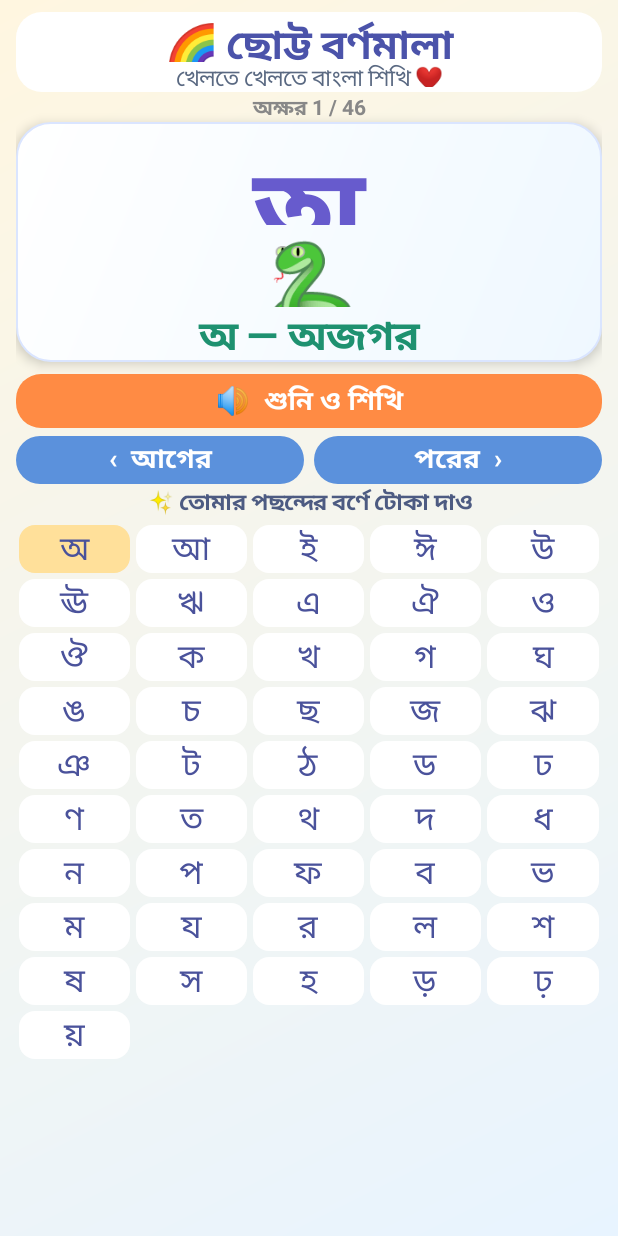
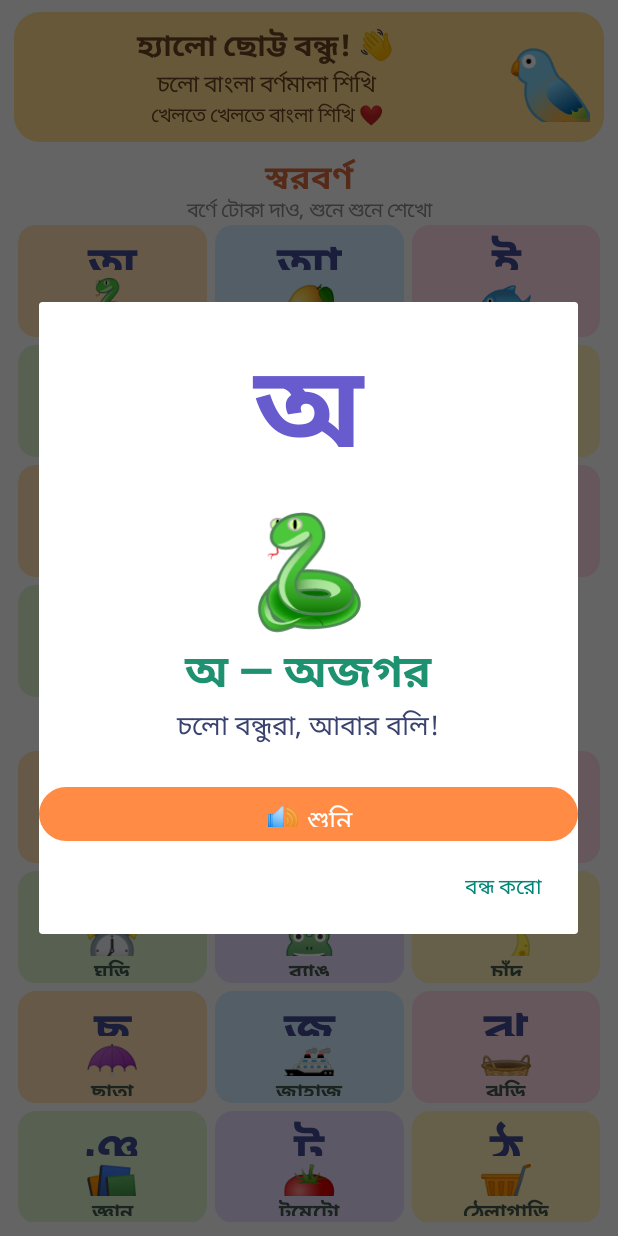
Before and after one commit to DhakaAi/Bangla-Kids-Alphabet, an Android app: the screen it shows after launch (MainActivity), after a tap on an icon or button, on a phone screen of 412 x 824 dp. Run offline under Robolectric (Android 15) with nearby library versions, the phone set to English and light mode, and no system bars; 1 statement that could not run was skipped.

Commit message:
Replace old single-letter screen with illustrated alphabet chart home page

```diff
--- a/app/src/main/java/com/dhakaai/banglakidsalphabet/MainActivity.kt
+++ b/app/src/main/java/com/dhakaai/banglakidsalphabet/MainActivity.kt
@@ -13,44 +13,66 @@ import java.util.Locale
 data class Letter(val ch:String,val word:String,val emoji:String)
 
 class MainActivity:Activity(),TextToSpeech.OnInitListener{
- private val letters=listOf(
- Letter("অ","অজগর","🐍"),Letter("আ","আম","🥭"),Letter("ই","ইলিশ","🐟"),Letter("ঈ","ঈগল","🦅"),Letter("উ","উট","🐪"),Letter("ঊ","ঊষা","🌅"),Letter("ঋ","ঋতু","🌦️"),Letter("এ","একতারা","🎸"),Letter("ঐ","ঐক্য","🤝"),Letter("ও","ওল","🥔"),Letter("ঔ","ঔষধ","💊"),
- Letter("ক","কলা","🍌"),Letter("খ","খরগোশ","🐰"),Letter("গ","গরু","🐮"),Letter("ঘ","ঘড়ি","⏰"),Letter("ঙ","ব্যাঙ","🐸"),Letter("চ","চাঁদ","🌙"),Letter("ছ","ছাতা","☂️"),Letter("জ","জাহাজ","🚢"),Letter("ঝ","ঝুড়ি","🧺"),Letter("ঞ","জ্ঞান","📚"),Letter("ট","টমেটো","🍅"),Letter("ঠ","ঠেলাগাড়ি","🛒"),Letter("ড","ডাব","🥥"),Letter("ঢ","ঢোল","🥁"),Letter("ণ","হরিণ","🦌"),Letter("ত","তরমুজ","🍉"),Letter("থ","থালা","🍽️"),Letter("দ","দোয়েল","🐦"),Letter("ধ","ধান","🌾"),Letter("ন","নৌকা","⛵"),Letter("প","প্রজাপতি","🦋"),Letter("ফ","ফুল","🌸"),Letter("ব","বল","⚽"),Letter("ভ","ভালুক","🐻"),Letter("ম","মাছ","🐠"),Letter("য","যমুনা","🏞️"),Letter("র","রংধনু","🌈"),Letter("ল","লাটিম","🌀"),Letter("শ","শাপলা","🪷"),Letter("ষ","ষাঁড়","🐂"),Letter("স","সূর্য","☀️"),Letter("হ","হাতি","🐘"),Letter("ড়","আষাঢ়","🌧️"),Letter("ঢ়","গাঢ়","🎨"),Letter("য়","ময়ূর","🦚"))
- private var index=0
+ private val vowels=listOf(Letter("অ","অজগর","🐍"),Letter("আ","আম","🥭"),Letter("ই","ইলিশ","🐟"),Letter("ঈ","ঈগল","🦅"),Letter("উ","উট","🐪"),Letter("ঊ","ঊষা","🌅"),Letter("ঋ","ঋতু","🌦️"),Letter("এ","একতারা","🎸"),Letter("ঐ","ঐক্য","🤝"),Letter("ও","ওল","🥔"),Letter("ঔ","ঔষধ","💊"))
+ private val consonants=listOf(Letter("ক","কলা","🍌"),Letter("খ","খরগোশ","🐰"),Letter("গ","গরু","🐮"),Letter("ঘ","ঘড়ি","⏰"),Letter("ঙ","ব্যাঙ","🐸"),Letter("চ","চাঁদ","🌙"),Letter("ছ","ছাতা","☂️"),Letter("জ","জাহাজ","🚢"),Letter("ঝ","ঝুড়ি","🧺"),Letter("ঞ","জ্ঞান","📚"),Letter("ট","টমেটো","🍅"),Letter("ঠ","ঠেলাগাড়ি","🛒"),Letter("ড","ডাব","🥥"),Letter("ঢ","ঢোল","🥁"),Letter("ণ","হরিণ","🦌"),Letter("ত","তরমুজ","🍉"),Letter("থ","থালা","🍽️"),Letter("দ","দোয়েল","🐦"),Letter("ধ","ধান","🌾"),Letter("ন","নৌকা","⛵"),Letter("প","প্রজাপতি","🦋"),Letter("ফ","ফুল","🌸"),Letter("ব","বল","⚽"),Letter("ভ","ভালুক","🐻"),Letter("ম","মাছ","🐠"),Letter("য","যমুনা","🏞️"),Letter("র","রংধনু","🌈"),Letter("ল","লাটিম","🌀"),Letter("শ","শাপলা","🪷"),Letter("ষ","ষাঁড়","🐂"),Letter("স","সূর্য","☀️"),Letter("হ","হাতি","🐘"),Letter("ড়","আষাঢ়","🌧️"),Letter("ঢ়","গাঢ়","🎨"),Letter("য়","ময়ূর","🦚"))
  private var tts:TextToSpeech?=null
- private lateinit var letterView:TextView
- private lateinit var wordView:TextView
- private lateinit var emojiView:TextView
- private lateinit var countView:TextView
- private fun shape(c:Int,r:Float=22f)=GradientDrawable().apply{setColor(c);cornerRadius=r}
- private fun txt(s:String,z:Float,c:Int,b:Boolean=false)=TextView(this).apply{text=s;textSize=z;setTextColor(c);gravity=Gravity.CENTER;if(b)setTypeface(typeface,Typeface.BOLD)}
- private fun button(s:String,c:Int,action:()->Unit)=TextView(this).apply{text=s;textSize=18f;gravity=Gravity.CENTER;setTextColor(Color.WHITE);typeface=Typeface.DEFAULT_BOLD;background=shape(c,25f);setOnClickListener{action()}}
+ private val ink=Color.rgb(58,67,111)
+ private val colors=intArrayOf(Color.rgb(255,224,177),Color.rgb(211,237,255),Color.rgb(255,218,231),Color.rgb(220,242,207),Color.rgb(232,222,255),Color.rgb(255,239,184))
+ private fun shape(c:Int,r:Float=20f)=GradientDrawable().apply{setColor(c);cornerRadius=r}
+ private fun label(s:String,size:Float,color:Int,bold:Boolean=false)=TextView(this).apply{text=s;textSize=size;setTextColor(color);gravity=Gravity.CENTER;if(bold)setTypeface(typeface,Typeface.BOLD)}
  override fun onCreate(savedInstanceState:Bundle?){
   super.onCreate(savedInstanceState);tts=TextToSpeech(this,this)
-  val root=LinearLayout(this).apply{orientation=1;setPadding(16,12,16,12);background=GradientDrawable(GradientDrawable.Orientation.TL_BR,intArrayOf(Color.rgb(255,246,224),Color.rgb(232,244,255)))}
-  val header=LinearLayout(this).apply{orientation=1;gravity=Gravity.CENTER;background=shape(Color.WHITE,26f);setPadding(8,5,8,5)}
-  header.addView(txt("🌈 ছোট্ট বর্ণমালা",27f,Color.rgb(75,83,170),true),LinearLayout.LayoutParams(-1,46))
-  header.addView(txt("খেলতে খেলতে বাংলা শিখি ❤️",15f,Color.rgb(90,105,130)),LinearLayout.LayoutParams(-1,26))
-  root.addView(header,LinearLayout.LayoutParams(-1,80))
-  countView=txt("",14f,Color.GRAY,true);root.addView(countView,LinearLayout.LayoutParams(-1,30))
-  val card=LinearLayout(this).apply{orientation=1;gravity=Gravity.CENTER;background=GradientDrawable(GradientDrawable.Orientation.TL_BR,intArrayOf(Color.WHITE,Color.rgb(239,248,255))).apply{cornerRadius=34f;setStroke(2,Color.rgb(218,229,255))};elevation=7f}
-  letterView=txt("",78f,Color.rgb(103,91,205),true);card.addView(letterView,LinearLayout.LayoutParams(-1,98))
-  emojiView=txt("",64f,Color.BLACK);card.addView(emojiView,LinearLayout.LayoutParams(-1,82))
-  wordView=txt("",27f,Color.rgb(30,145,112),true);card.addView(wordView,LinearLayout.LayoutParams(-1,50))
-  root.addView(card,LinearLayout.LayoutParams(-1,240).apply{setMargins(0,0,0,12)})
-  root.addView(button("🔊  শুনি ও শিখি",Color.rgb(255,139,68)){speak()},LinearLayout.LayoutParams(-1,54).apply{setMargins(0,0,0,8)})
-  val nav=LinearLayout(this).apply{gravity=Gravity.CENTER}
-  nav.addView(button("‹  আগের",Color.rgb(91,145,220)){index=(index-1+letters.size)%letters.size;show()},LinearLayout.LayoutParams(0,48,1f).apply{setMargins(0,0,5,0)})
-  nav.addView(button("পরের  ›",Color.rgb(91,145,220)){index=(index+1)%letters.size;show()},LinearLayout.LayoutParams(0,48,1f).apply{setMargins(5,0,0,0)})
-  root.addView(nav)
-  root.addView(txt("✨ তোমার পছন্দের বর্ণে টোকা দাও",15f,Color.rgb(77,91,130),true),LinearLayout.LayoutParams(-1,38))
-  val grid=GridLayout(this).apply{columnCount=5}
-  letters.forEachIndexed{i,item->val tile=TextView(this).apply{text=item.ch;textSize=22f;gravity=Gravity.CENTER;setTextColor(Color.rgb(74,82,155));background=shape(if(i==index)Color.rgb(255,224,154) else Color.WHITE,16f);setOnClickListener{index=i;show();speak()}}
-   grid.addView(tile,GridLayout.LayoutParams().apply{width=0;height=48;columnSpec=GridLayout.spec(GridLayout.UNDEFINED,1f);setMargins(3,3,3,3)})}
-  val scroll=ScrollView(this);scroll.addView(grid);root.addView(scroll,LinearLayout.LayoutParams(-1,0,1f));setContentView(root);show()
+  val root=LinearLayout(this).apply{orientation=1;setPadding(14,12,14,14);background=Color.rgb(255,249,235)}
+  val scroll=ScrollView(this)
+  val page=LinearLayout(this).apply{orientation=1}
+  val hero=LinearLayout(this).apply{orientation=LinearLayout.HORIZONTAL;gravity=Gravity.CENTER_VERTICAL;background=shape(Color.rgb(255,222,143),26f);setPadding(14,12,14,12)}
+  val intro=LinearLayout(this).apply{orientation=1;layoutParams=LinearLayout.LayoutParams(0,-2,1f)}
+  intro.addView(label("হ্যালো ছোট্ট বন্ধু! 👋",20f,Color.rgb(105,67,35),true))
+  intro.addView(label("চলো বাংলা বর্ণমালা শিখি",15f,Color.rgb(105,67,35)))
+  intro.addView(label("খেলতে খেলতে বাংলা শিখি ❤️",13f,Color.rgb(105,67,35)))
+  hero.addView(intro);hero.addView(label("🐦",58f,ink),LinearLayout.LayoutParams(86,90))
+  page.addView(hero,LinearLayout.LayoutParams(-1,-2).apply{setMargins(0,0,0,12)})
+  page.addView(label("স্বরবর্ণ",22f,Color.rgb(213,105,62),true),LinearLayout.LayoutParams(-1,42))
+  page.addView(label("বর্ণে টোকা দাও, শুনে শুনে শেখো",13f,Color.GRAY),LinearLayout.LayoutParams(-1,25))
+  addAlphabetGrid(page,vowels,3)
+  page.addView(label("ব্যঞ্জনবর্ণ",22f,Color.rgb(66,135,177),true),LinearLayout.LayoutParams(-1,46))
+  addAlphabetGrid(page,consonants,3)
+  val footer=TextView(this).apply{text="🔊  যেকোনো বর্ণে চাপ দিলে তার নাম, শব্দ ও মজার উৎসাহ শুনতে পাবে!";textSize=14f;gravity=Gravity.CENTER;setTextColor(ink);background=shape(Color.WHITE,20f);setPadding(12,14,12,14)}
+  page.addView(footer,LinearLayout.LayoutParams(-1,-2).apply{setMargins(0,14,0,12)})
+  scroll.addView(page);root.addView(scroll,LinearLayout.LayoutParams(-1,0,1f));setContentView(root)
  }
- private fun show(){val a=letters[index];letterView.text=a.ch;emojiView.text=a.emoji;wordView.text="${a.ch} — ${a.word}";countView.text="অক্ষর ${index+1} / ${letters.size}"}
- private fun speak(){val a=letters[index];tts?.speak(a.ch,TextToSpeech.QUEUE_FLUSH,null,"letter");tts?.playSilentUtterance(350,TextToSpeech.QUEUE_ADD,"pause");tts?.speak(a.word,TextToSpeech.QUEUE_ADD,null,"word");tts?.playSilentUtterance(250,TextToSpeech.QUEUE_ADD,"pause2");tts?.speak("বাহ! খুব সুন্দর!",TextToSpeech.QUEUE_ADD,null,"praise")}
+ private fun addAlphabetGrid(parent:LinearLayout,items:List<Letter>,columns:Int){
+  val grid=GridLayout(this).apply{columnCount=columns}
+  items.forEachIndexed{i,item->
+   val card=LinearLayout(this).apply{orientation=1;gravity=Gravity.CENTER;background=shape(colors[i%colors.size],18f);setPadding(4,7,4,7);setOnClickListener{showLearning(item)}}
+   card.addView(label(item.ch,34f,Color.rgb(65,75,145),true),LinearLayout.LayoutParams(-1,42))
+   card.addView(label(item.emoji,30f,ink),LinearLayout.LayoutParams(-1,40))
+   card.addView(label(item.word,14f,Color.rgb(66,87,76),true),LinearLayout.LayoutParams(-1,25))
+   grid.addView(card,GridLayout.LayoutParams().apply{width=0;height=112;columnSpec=GridLayout.spec(GridLayout.UNDEFINED,1f);setMargins(4,4,4,4)})
+  }
+  parent.addView(grid,LinearLayout.LayoutParams(-1,-2))
+ }
+ private fun showLearning(item:Letter){
+  val panel=LinearLayout(this).apply{orientation=1;gravity=Gravity.CENTER;background=shape(Color.WHITE,28f);setPadding(24,24,24,24)}
+  panel.addView(label(item.ch,76f,Color.rgb(103,91,205),true))
+  panel.addView(label(item.emoji,72f,ink))
+  panel.addView(label("${item.ch} — ${item.word}",30f,Color.rgb(30,145,112),true))
+  panel.addView(label("চলো বন্ধুরা, আবার বলি!",18f,ink))
+  AlertDialogBuilder.show(this,panel){speak(item)}
+ }
+ private fun speak(item:Letter){
+  tts?.speak(item.ch,TextToSpeech.QUEUE_FLUSH,null,"letter")
+  tts?.playSilentUtterance(350,TextToSpeech.QUEUE_ADD,"pause")
+  tts?.speak("${item.word}! চলো বন্ধুরা, আবার বলি—${item.ch}, ${item.word}!",TextToSpeech.QUEUE_ADD,null,"word")
+  tts?.playSilentUtterance(250,TextToSpeech.QUEUE_ADD,"pause2")
+  tts?.speak("বাহ! খুব সুন্দর!",TextToSpeech.QUEUE_ADD,null,"praise")
+ }
  override fun onInit(status:Int){if(status==TextToSpeech.SUCCESS){val r=tts?.setLanguage(Locale("bn","BD"));tts?.setSpeechRate(0.82f);tts?.setPitch(1.18f);if(r==TextToSpeech.LANG_MISSING_DATA||r==TextToSpeech.LANG_NOT_SUPPORTED)Toast.makeText(this,"বাংলা ভয়েসের জন্য ফোনের Text-to-Speech সেটিংসে Bengali voice ইনস্টল করুন।",Toast.LENGTH_LONG).show()}}
  override fun onDestroy(){tts?.stop();tts?.shutdown();super.onDestroy()}
 }
+private object AlertDialogBuilder{
+ fun show(activity:Activity,view:android.view.View,onSpeak:()->Unit){
+  val box=LinearLayout(activity).apply{orientation=1;addView(view);addView(TextView(activity).apply{text="🔊 শুনি";textSize=18f;gravity=Gravity.CENTER;setTextColor(Color.WHITE);background=GradientDrawable().apply{setColor(Color.rgb(255,139,68));cornerRadius=30f};setPadding(12,14,12,14);setOnClickListener{onSpeak()}},LinearLayout.LayoutParams(-1,54).apply{topMargin=16})}
+  android.app.AlertDialog.Builder(activity).setView(box).setPositiveButton("বন্ধ করো",null).show()
+ }
+}
```
